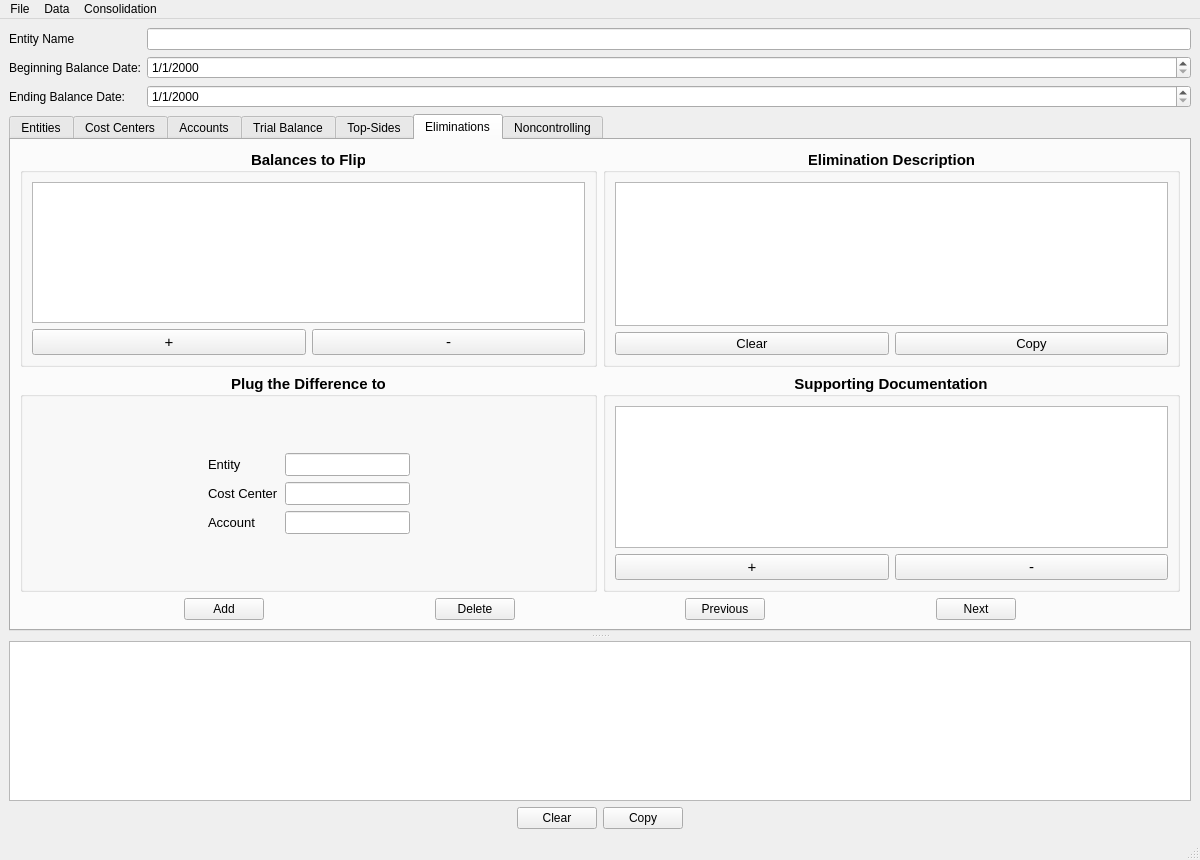
herrsmitty8128/ConsolidationBuilder, file ui/MainWindow2.ui: the form before one commit.
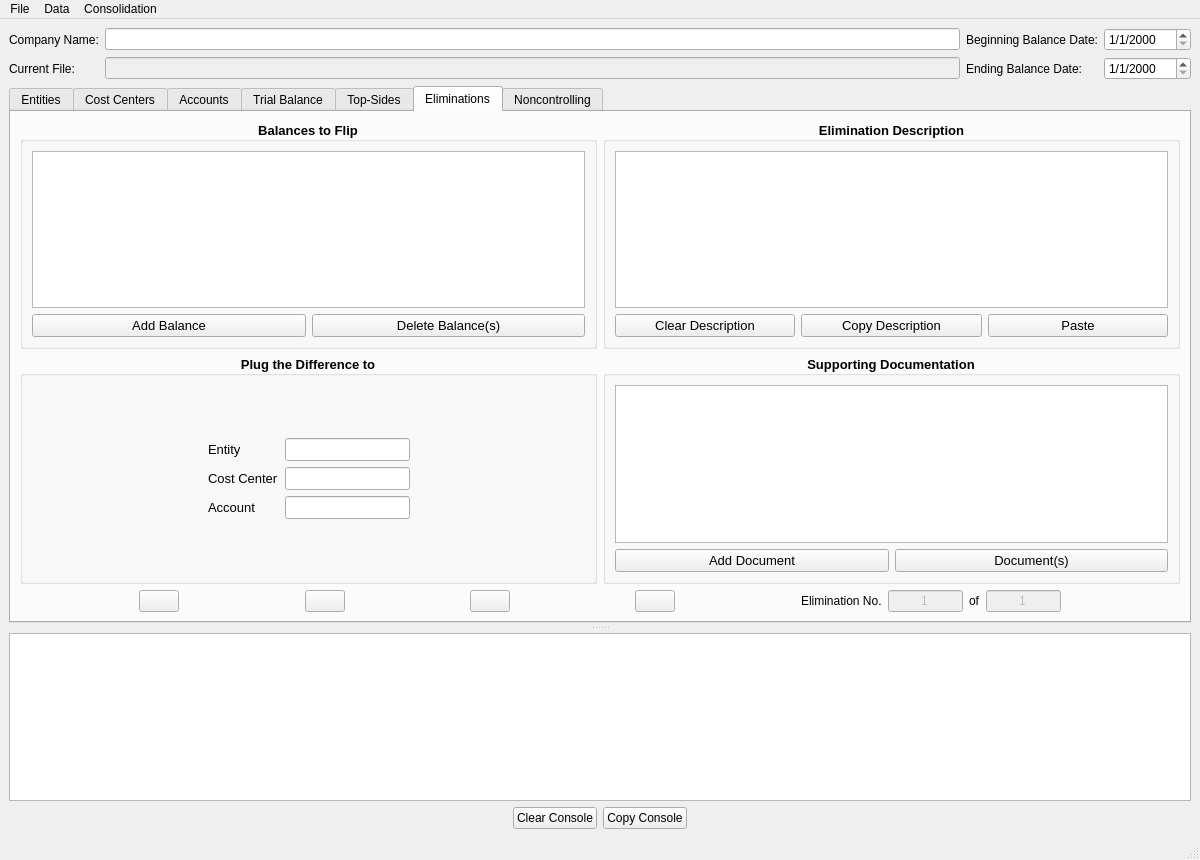
The form after the commit. The open tabs and pages were chosen to show the change. Icons and pictures are not drawn.

The edit to the form file:
```diff
--- a/ui/MainWindow2.ui
+++ b/ui/MainWindow2.ui
@@ -32,45 +32,66 @@
       <widget class="QWidget" name="verticalLayoutWidget">
        <layout class="QVBoxLayout" name="verticalLayout">
         <item>
-         <layout class="QFormLayout" name="formLayout">
-          <item row="0" column="0">
-           <widget class="QLabel" name="label">
-            <property name="text">
-             <string>Entity Name</string>
-            </property>
-           </widget>
-          </item>
-          <item row="0" column="1">
-           <widget class="QLineEdit" name="entityName"/>
-          </item>
-          <item row="1" column="0">
+         <layout class="QGridLayout" name="gridLayout_3">
+          <item row="0" column="3">
            <widget class="QLabel" name="label_2">
             <property name="text">
              <string>Beginning Balance Date:</string>
             </property>
            </widget>
           </item>
-          <item row="1" column="1">
+          <item row="1" column="0">
+           <widget class="QLabel" name="label_13">
+            <property name="text">
+             <string>Current File:</string>
+            </property>
+           </widget>
+          </item>
+          <item row="0" column="4">
            <widget class="QDateEdit" name="beginningBalanceDate">
             <property name="displayFormat">
              <string>M/d/yyyy</string>
             </property>
            </widget>
           </item>
-          <item row="2" column="0">
+          <item row="1" column="3">
            <widget class="QLabel" name="label_3">
             <property name="text">
              <string>Ending Balance Date:</string>
             </property>
            </widget>
           </item>
-          <item row="2" column="1">
+          <item row="0" column="0">
+           <widget class="QLabel" name="label">
+            <property name="text">
+             <string>Company Name:</string>
+            </property>
+           </widget>
+          </item>
+          <item row="0" column="2">
+           <widget class="QLineEdit" name="entityName">
+            <property name="toolTip">
+             <string>The full legal name of the parent company</string>
+            </property>
+           </widget>
+          </item>
+          <item row="1" column="4">
            <widget class="QDateEdit" name="endingBalanceDate">
             <property name="displayFormat">
              <string>M/d/yyyy</string>
             </property>
            </widget>
           </item>
+          <item row="1" column="2">
+           <widget class="QLineEdit" name="currentFileName">
+            <property name="enabled">
+             <bool>false</bool>
+            </property>
+            <property name="toolTip">
+             <string>The full path and name of the current working file</string>
+            </property>
+           </widget>
+          </item>
          </layout>
         </item>
         <item>
@@ -661,7 +682,7 @@
                <widget class="QGroupBox" name="groupBox">
                 <property name="font">
                  <font>
-                  <pointsize>11</pointsize>
+                  <pointsize>10</pointsize>
                   <weight>75</weight>
                   <bold>true</bold>
                  </font>
@@ -682,6 +703,18 @@
                      <bold>false</bold>
                     </font>
                    </property>
+                   <property name="toolTip">
+                    <string>Insert the file path of supporting documents here...</string>
+                   </property>
+                   <property name="alternatingRowColors">
+                    <bool>true</bool>
+                   </property>
+                   <property name="selectionBehavior">
+                    <enum>QAbstractItemView::SelectRows</enum>
+                   </property>
+                   <property name="sortingEnabled">
+                    <bool>true</bool>
+                   </property>
                   </widget>
                  </item>
                  <item>
@@ -690,13 +723,16 @@
                     <widget class="QPushButton" name="addElimDocButton">
                      <property name="font">
                       <font>
-                       <pointsize>11</pointsize>
+                       <pointsize>10</pointsize>
                        <weight>50</weight>
                        <bold>false</bold>
                       </font>
                      </property>
                      <property name="text">
-                      <string>+</string>
+                      <string>Add Document</string>
+                     </property>
+                     <property name="icon">
+                      <iconset theme="list-add"/>
                      </property>
                     </widget>
                    </item>
@@ -710,13 +746,16 @@
                      </property>
                      <property name="font">
                       <font>
-                       <pointsize>11</pointsize>
+                       <pointsize>10</pointsize>
                        <weight>50</weight>
                        <bold>false</bold>
                       </font>
                      </property>
                      <property name="text">
-                      <string>-</string>
+                      <string>Document(s)</string>
+                     </property>
+                     <property name="icon">
+                      <iconset theme="list-remove"/>
                      </property>
                      <property name="autoDefault">
                       <bool>false</bool>
@@ -738,7 +777,7 @@
                <widget class="QGroupBox" name="groupBox_4">
                 <property name="font">
                  <font>
-                  <pointsize>11</pointsize>
+                  <pointsize>10</pointsize>
                   <weight>75</weight>
                   <bold>true</bold>
                  </font>
@@ -762,6 +801,18 @@
                      <bold>false</bold>
                     </font>
                    </property>
+                   <property name="toolTip">
+                    <string>Enter the GL string of balances that you'd like to eliminate here...</string>
+                   </property>
+                   <property name="alternatingRowColors">
+                    <bool>true</bool>
+                   </property>
+                   <property name="selectionBehavior">
+                    <enum>QAbstractItemView::SelectRows</enum>
+                   </property>
+                   <property name="sortingEnabled">
+                    <bool>true</bool>
+                   </property>
                   </widget>
                  </item>
                  <item>
@@ -770,13 +821,16 @@
                     <widget class="QPushButton" name="addElimEntryButton">
                      <property name="font">
                       <font>
-                       <pointsize>11</pointsize>
+                       <pointsize>10</pointsize>
                        <weight>50</weight>
                        <bold>false</bold>
                       </font>
                      </property>
                      <property name="text">
-                      <string>+</string>
+                      <string>Add Balance</string>
+                     </property>
+                     <property name="icon">
+                      <iconset theme="list-add"/>
                      </property>
                     </widget>
                    </item>
@@ -784,13 +838,16 @@
                     <widget class="QPushButton" name="deleteElimEntryButton">
                      <property name="font">
                       <font>
-                       <pointsize>11</pointsize>
+                       <pointsize>10</pointsize>
                        <weight>50</weight>
                        <bold>false</bold>
                       </font>
                      </property>
                      <property name="text">
-                      <string>-</string>
+                      <string>Delete Balance(s)</string>
+                     </property>
+                     <property name="icon">
+                      <iconset theme="list-remove"/>
                      </property>
                     </widget>
                    </item>
@@ -803,7 +860,7 @@
                <widget class="QGroupBox" name="groupBox_3">
                 <property name="font">
                  <font>
-                  <pointsize>11</pointsize>
+                  <pointsize>10</pointsize>
                   <weight>75</weight>
                   <bold>true</bold>
                  </font>
@@ -841,7 +898,10 @@
                       </font>
                      </property>
                      <property name="text">
-                      <string>Clear</string>
+                      <string>Clear Description</string>
+                     </property>
+                     <property name="icon">
+                      <iconset theme="edit-clear"/>
                      </property>
                     </widget>
                    </item>
@@ -855,7 +915,30 @@
                       </font>
                      </property>
                      <property name="text">
-                      <string>Copy</string>
+                      <string>Copy Description</string>
+                     </property>
+                     <property name="icon">
+                      <iconset theme="edit-copy"/>
+                     </property>
+                    </widget>
+                   </item>
+                   <item>
+                    <widget class="QPushButton" name="pasteElimDescriptionButton">
+                     <property name="font">
+                      <font>
+                       <pointsize>10</pointsize>
+                       <weight>50</weight>
+                       <bold>false</bold>
+                      </font>
+                     </property>
+                     <property name="toolTip">
+                      <string>Paste text from the clipboard into the description at the current cursor position</string>
+                     </property>
+                     <property name="text">
+                      <string>Paste</string>
+                     </property>
+                     <property name="icon">
+                      <iconset theme="edit-paste"/>
                      </property>
                     </widget>
                    </item>
@@ -868,7 +951,7 @@
                <widget class="QGroupBox" name="groupBox_2">
                 <property name="font">
                  <font>
-                  <pointsize>11</pointsize>
+                  <pointsize>10</pointsize>
                   <weight>75</weight>
                   <bold>true</bold>
                  </font>
@@ -916,8 +999,8 @@
                        <property name="font">
                         <font>
                          <pointsize>10</pointsize>
-                         <weight>75</weight>
-                         <bold>true</bold>
+                         <weight>50</weight>
+                         <bold>false</bold>
                         </font>
                        </property>
                       </widget>
@@ -1038,7 +1121,16 @@
               <item>
                <widget class="QPushButton" name="addNewElimButton">
                 <property name="text">
-                 <string>Add</string>
+                 <string/>
+                </property>
+                <property name="icon">
+                 <iconset theme="document-new"/>
+                </property>
+                <property name="iconSize">
+                 <size>
+                  <width>32</width>
+                  <height>32</height>
+                 </size>
                 </property>
                </widget>
               </item>
@@ -1058,7 +1150,16 @@
               <item>
                <widget class="QPushButton" name="deleteCurrElimButton">
                 <property name="text">
-                 <string>Delete</string>
+                 <string/>
+                </property>
+                <property name="icon">
+                 <iconset theme="edit-delete"/>
+                </property>
+                <property name="iconSize">
+                 <size>
+                  <width>32</width>
+                  <height>32</height>
+                 </size>
                 </property>
                </widget>
               </item>
@@ -1078,7 +1179,16 @@
               <item>
                <widget class="QPushButton" name="navigatePrevElimButton">
                 <property name="text">
-                 <string>Previous</string>
+                 <string/>
+                </property>
+                <property name="icon">
+                 <iconset theme="go-previous"/>
+                </property>
+                <property name="iconSize">
+                 <size>
+                  <width>32</width>
+                  <height>32</height>
+                 </size>
                 </property>
                </widget>
               </item>
@@ -1098,7 +1208,16 @@
               <item>
                <widget class="QPushButton" name="navigateNextElimButton">
                 <property name="text">
-                 <string>Next</string>
+                 <string/>
+                </property>
+                <property name="icon">
+                 <iconset theme="go-next"/>
+                </property>
+                <property name="iconSize">
+                 <size>
+                  <width>32</width>
+                  <height>32</height>
+                 </size>
                 </property>
                </widget>
               </item>
@@ -1115,6 +1234,95 @@
                 </property>
                </spacer>
               </item>
+              <item>
+               <widget class="QLabel" name="label_10">
+                <property name="text">
+                 <string>Elimination No.</string>
+                </property>
+               </widget>
+              </item>
+              <item>
+               <widget class="QLineEdit" name="eliminationNumber">
+                <property name="enabled">
+                 <bool>false</bool>
+                </property>
+                <property name="sizePolicy">
+                 <sizepolicy hsizetype="Fixed" vsizetype="Fixed">
+                  <horstretch>0</horstretch>
+                  <verstretch>0</verstretch>
+                 </sizepolicy>
+                </property>
+                <property name="minimumSize">
+                 <size>
+                  <width>75</width>
+                  <height>0</height>
+                 </size>
+                </property>
+                <property name="maximumSize">
+                 <size>
+                  <width>75</width>
+                  <height>16777215</height>
+                 </size>
+                </property>
+                <property name="toolTip">
+                 <string>The number of the current eliminating entry</string>
+                </property>
+                <property name="text">
+                 <string>1</string>
+                </property>
+                <property name="alignment">
+                 <set>Qt::AlignCenter</set>
+                </property>
+               </widget>
+              </item>
+              <item>
+               <widget class="QLabel" name="label_12">
+                <property name="text">
+                 <string>of</string>
+                </property>
+               </widget>
+              </item>
+              <item>
+               <widget class="QLineEdit" name="totalNumberOfEliminations">
+                <property name="enabled">
+                 <bool>false</bool>
+                </property>
+                <property name="minimumSize">
+                 <size>
+                  <width>75</width>
+                  <height>0</height>
+                 </size>
+                </property>
+                <property name="maximumSize">
+                 <size>
+                  <width>75</width>
+                  <height>16777215</height>
+                 </size>
+                </property>
+                <property name="toolTip">
+                 <string>The total number of eliminating entries</string>
+                </property>
+                <property name="text">
+                 <string>1</string>
+                </property>
+                <property name="alignment">
+                 <set>Qt::AlignCenter</set>
+                </property>
+               </widget>
+              </item>
+              <item>
+               <spacer name="horizontalSpacer_25">
+                <property name="orientation">
+                 <enum>Qt::Horizontal</enum>
+                </property>
+                <property name="sizeHint" stdset="0">
+                 <size>
+                  <width>40</width>
+                  <height>20</height>
+                 </size>
+                </property>
+               </spacer>
+              </item>
              </layout>
             </item>
            </layout>
@@ -1131,7 +1339,11 @@
       <widget class="QWidget" name="verticalLayoutWidget_2">
        <layout class="QVBoxLayout" name="verticalLayout_6">
         <item>
-         <widget class="QTextEdit" name="console"/>
+         <widget class="QTextEdit" name="console">
+          <property name="toolTip">
+           <string>The console used by this app to output errors and other messages</string>
+          </property>
+         </widget>
         </item>
         <item>
          <layout class="QHBoxLayout" name="horizontalLayout_9">
@@ -1151,14 +1363,20 @@
           <item>
            <widget class="QPushButton" name="clearConsoleButton">
             <property name="text">
-             <string>Clear</string>
+             <string>Clear Console</string>
+            </property>
+            <property name="icon">
+             <iconset theme="edit-clear"/>
             </property>
            </widget>
           </item>
           <item>
            <widget class="QPushButton" name="copyConsoleButton">
             <property name="text">
-             <string>Copy</string>
+             <string>Copy Console</string>
+            </property>
+            <property name="icon">
+             <iconset theme="edit-copy"/>
             </property>
            </widget>
           </item>
```
Left out of the diff: 119 changed lines with no effect on the pictures.
